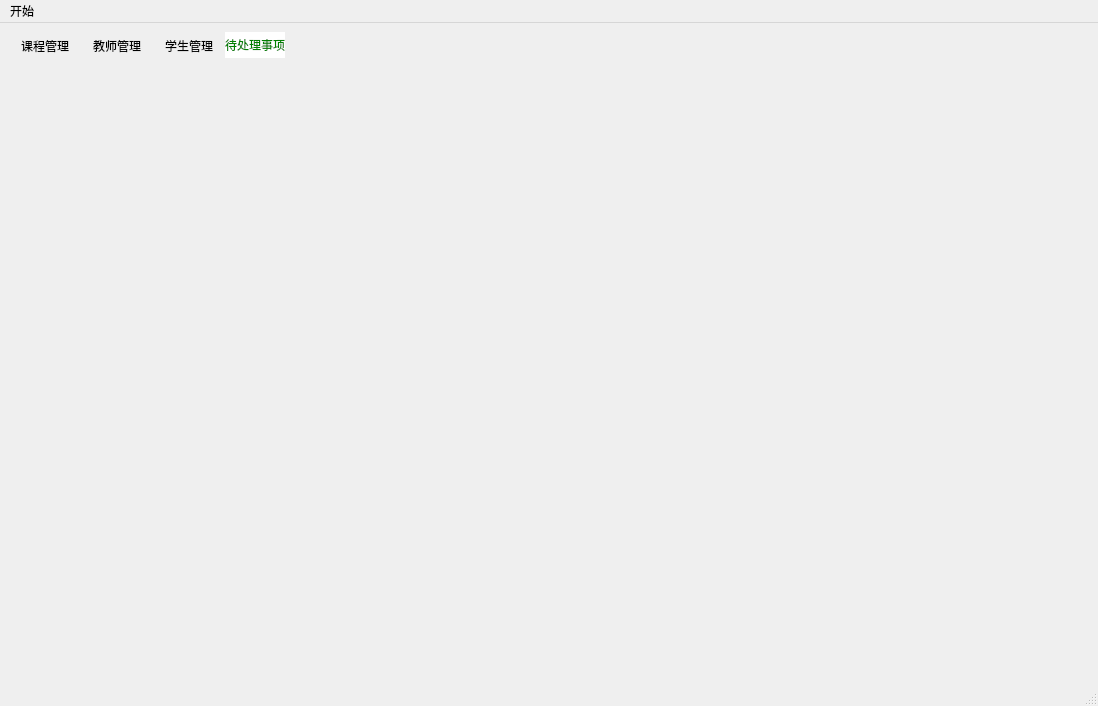
Qt form adminwindow.ui (shiyu-coder/Student-information-management-system) before a commit.
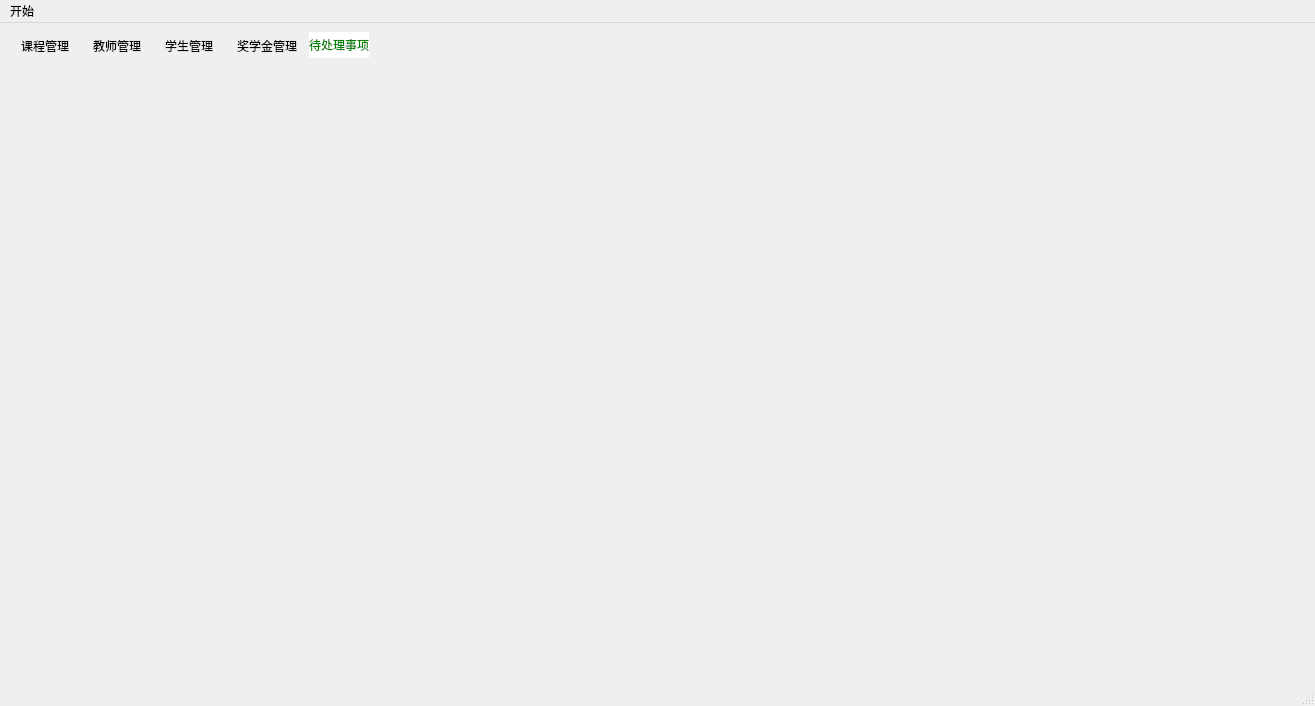
The same form after that commit. The open tabs and pages were chosen to show the change.

Diff of the .ui file:
```diff
--- a/adminwindow.ui
+++ b/adminwindow.ui
@@ -6,7 +6,7 @@
    <rect>
     <x>0</x>
     <y>0</y>
-    <width>1098</width>
+    <width>1315</width>
     <height>706</height>
    </rect>
   </property>
@@ -57,6 +57,11 @@
         <string>学生管理</string>
        </attribute>
       </widget>
+      <widget class="QWidget" name="tab_5">
+       <attribute name="title">
+        <string>奖学金管理</string>
+       </attribute>
+      </widget>
       <widget class="QWidget" name="tab_4">
        <attribute name="title">
         <string>待处理事项</string>
@@ -71,7 +76,7 @@
     <rect>
      <x>0</x>
      <y>0</y>
-     <width>1098</width>
+     <width>1315</width>
      <height>25</height>
     </rect>
    </property>
```
Left out of the diff: 2 changed lines with no effect on the pictures.
